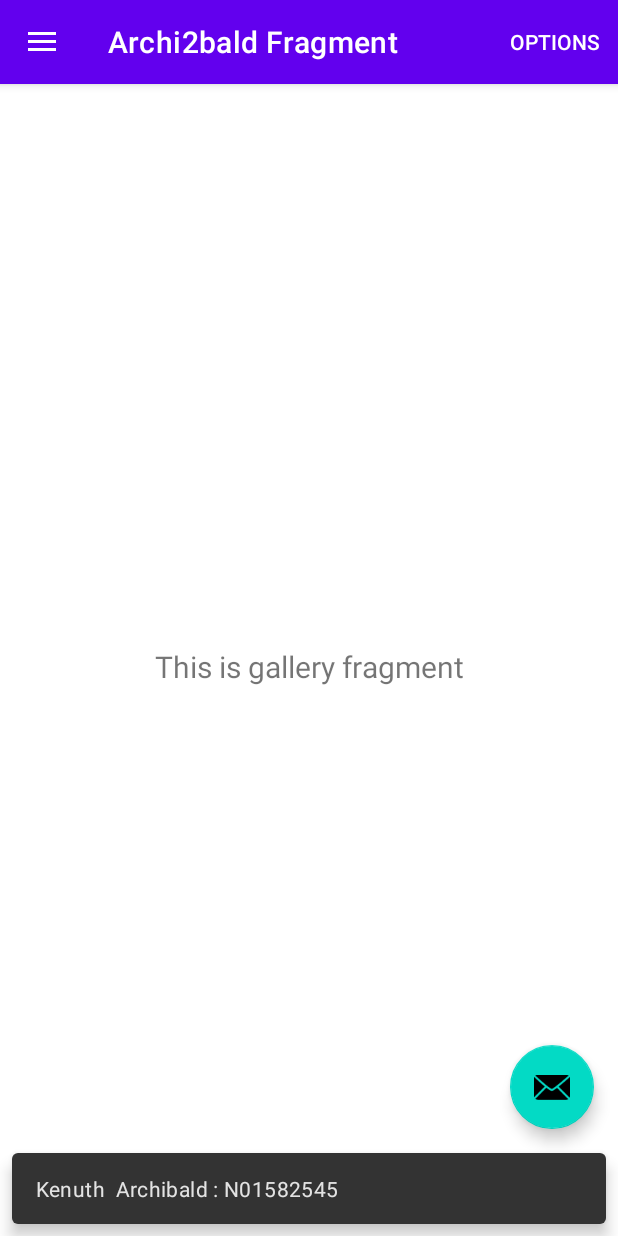
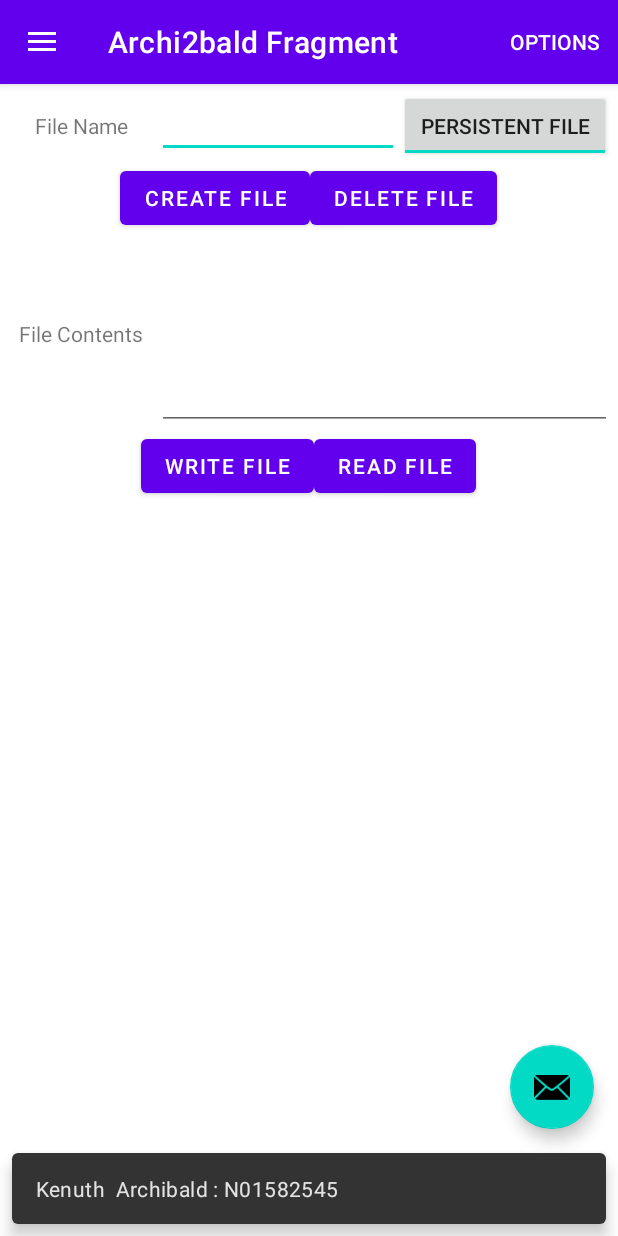
Before and after one commit to KenuthArchibald2545/Projects, an Android app: the ArchibaldActivity9 screen opened directly, with no data from a screen before it, in the side drawer, after a tap on "Archi2bald Fragment", on a phone screen of 412 x 824 dp. Run offline under Robolectric (Android 15) with nearby library versions, the phone set to English and light mode, and no system bars; our stand-ins replace navigation-ui.

Commit message:
Tenth Commit File rrader layout constructed (have to add the logic)

```diff
--- a/KenuthLab9/src/main/java/kenuth/archibald/n2545/ui/gallery/GalleryFragment.java
+++ /dev/null
@@ -1,37 +0,0 @@
-package kenuth.archibald.n2545.ui.gallery;
-
-import android.os.Bundle;
-import android.view.LayoutInflater;
-import android.view.View;
-import android.view.ViewGroup;
-import android.widget.TextView;
-
-import androidx.annotation.NonNull;
-import androidx.fragment.app.Fragment;
-import androidx.lifecycle.ViewModelProvider;
-
-import kenuth.archibald.n2545.databinding.FragmentGalleryBinding;
-
-public class GalleryFragment extends Fragment {
-
-    private FragmentGalleryBinding binding;
-
-    public View onCreateView(@NonNull LayoutInflater inflater,
-                             ViewGroup container, Bundle savedInstanceState) {
-        GalleryViewModel galleryViewModel =
-                new ViewModelProvider(this).get(GalleryViewModel.class);
-
-        binding = FragmentGalleryBinding.inflate(inflater, container, false);
-        View root = binding.getRoot();
-
-        final TextView textView = binding.textGallery;
-        galleryViewModel.getText().observe(getViewLifecycleOwner(), textView::setText);
-        return root;
-    }
-
-    @Override
-    public void onDestroyView() {
-        super.onDestroyView();
-        binding = null;
-    }
-}
--- a/KenuthLab9/src/main/res/layout/fragment_gallery.xml
+++ b/KenuthLab9/src/main/res/layout/fragment_gallery.xml
@@ -1,22 +1,100 @@
 <?xml version="1.0" encoding="utf-8"?>
-<androidx.constraintlayout.widget.ConstraintLayout xmlns:android="http://schemas.android.com/apk/res/android"
-    xmlns:app="http://schemas.android.com/apk/res-auto"
-    xmlns:tools="http://schemas.android.com/tools"
+<LinearLayout
+    xmlns:android="http://schemas.android.com/apk/res/android"
+    android:orientation="vertical"
     android:layout_width="match_parent"
     android:layout_height="match_parent"
-    tools:context=".ui.gallery.GalleryFragment">
+    android:layout_margin="4dp">
 
-    <TextView
-        android:id="@+id/text_gallery"
+    <LinearLayout
         android:layout_width="match_parent"
         android:layout_height="wrap_content"
-        android:layout_marginStart="8dp"
-        android:layout_marginTop="8dp"
-        android:layout_marginEnd="8dp"
-        android:textAlignment="center"
-        android:textSize="20sp"
-        app:layout_constraintBottom_toBottomOf="parent"
-        app:layout_constraintEnd_toEndOf="parent"
-        app:layout_constraintStart_toStartOf="parent"
-        app:layout_constraintTop_toTopOf="parent" />
-</androidx.constraintlayout.widget.ConstraintLayout>
+        android:orientation="horizontal">
+
+        <TextView
+            android:layout_width="0dp"
+            android:layout_weight="0.25"
+            android:layout_height="wrap_content"
+            android:text="File Name"
+            android:gravity="center_horizontal"/>
+
+        <EditText
+            android:layout_width="0dp"
+            android:layout_weight="0.4"
+            android:layout_height="wrap_content"
+            android:id="@+id/activity_internalstorage_filename"/>
+
+        <ToggleButton
+            android:layout_width="0dp"
+            android:layout_weight="0.35"
+            android:layout_height="wrap_content"
+            android:textOn="Persistent File"
+            android:textOff="Cache File"
+            android:id="@+id/activity_internalstorage_filetype"/>
+
+    </LinearLayout>
+
+    <LinearLayout
+        android:layout_width="match_parent"
+        android:layout_height="wrap_content"
+        android:orientation="horizontal"
+        android:gravity="center_horizontal">
+
+        <Button
+            android:layout_width="wrap_content"
+            android:layout_height="wrap_content"
+            android:text="Create File"
+            android:id="@+id/activity_internalstorage_create"/>
+
+        <Button
+            android:layout_width="wrap_content"
+            android:layout_height="wrap_content"
+            android:text="Delete File"
+            android:id="@+id/activity_internalstorage_delete"/>
+
+    </LinearLayout>
+
+    <LinearLayout
+        android:layout_width="match_parent"
+        android:layout_height="wrap_content"
+        android:orientation="horizontal">
+
+        <TextView
+            android:layout_width="0dp"
+            android:layout_weight="0.25"
+            android:layout_height="wrap_content"
+            android:text="File Contents"
+            android:gravity="center_horizontal" />
+
+        <EditText
+            android:layout_width="0dp"
+            android:layout_weight="0.75"
+            android:layout_height="wrap_content"
+            android:id="@+id/activity_internalstorage_filecontents"
+            android:lines="5"
+            android:scrollbars="vertical"/>
+
+    </LinearLayout>
+
+    <LinearLayout
+        android:layout_width="match_parent"
+        android:layout_height="wrap_content"
+        android:orientation="horizontal"
+        android:gravity="center_horizontal">
+
+        <Button
+            android:layout_width="wrap_content"
+            android:layout_height="wrap_content"
+            android:text="Write File"
+            android:id="@+id/activity_internalstorage_write"/>
+
+        <Button
+            android:layout_width="wrap_content"
+            android:layout_height="wrap_content"
+            android:text="Read File"
+            android:id="@+id/activity_internalstorage_read"/>
+
+
+    </LinearLayout>
+
+</LinearLayout>
--- a/KenuthLab9/src/main/res/navigation/mobile_navigation.xml
+++ b/KenuthLab9/src/main/res/navigation/mobile_navigation.xml
@@ -13,7 +13,7 @@
 
     <fragment
         android:id="@+id/nav_gallery"
-        android:name="kenuth.archibald.n2545.ui.gallery.GalleryFragment"
+        android:name="kenuth.archibald.n2545.ui.gallery.Archi1baldFragment"
         android:label="Archi2bald Fragment"
         tools:layout="@layout/fragment_gallery" />
 
```
Also changed, not shown: KenuthLab9/src/main/java/kenuth/archibald/n2545/ui/gallery/Archi1baldFragment.java (added, +153 -0 lines).
